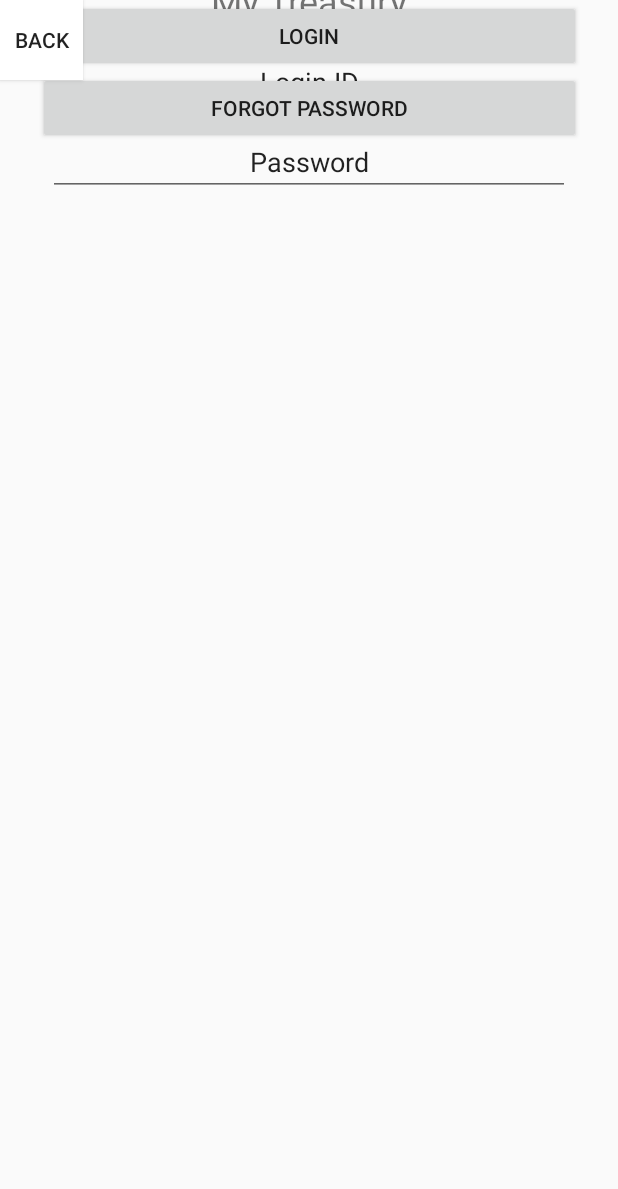
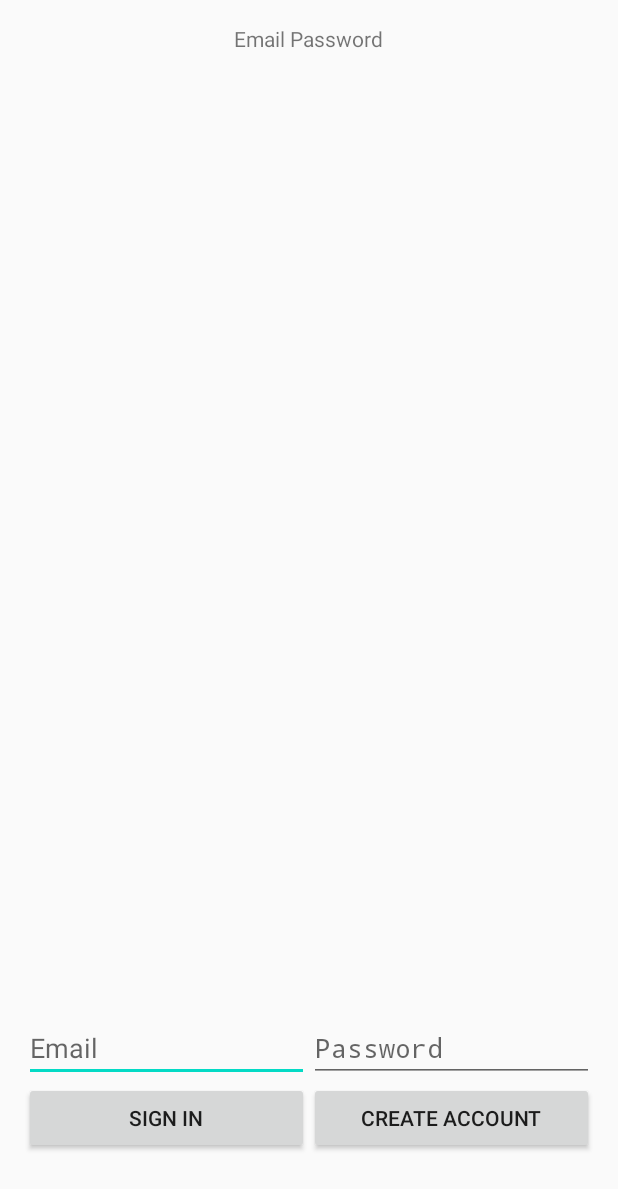
Before and after one commit to tristangh/FIR, an Android app: the Login screen opened directly, with no data from a screen before it, on a phone screen of 412 x 824 dp. Shown: the top 1189 px of the screen. Run offline under Robolectric (Android 15) with nearby library versions, the phone set to English and light mode, and no system bars; our stand-ins replace Firebase (no records; nobody signed in at launch, a user with empty details on screens opened directly).

Commit message:
Added Firebase authentification
Implemented Firebase into the project & Added Login / Register functionnality

```diff
--- a/app/src/main/AndroidManifest.xml
+++ b/app/src/main/AndroidManifest.xml
@@ -1,9 +1,9 @@
 <?xml version="1.0" encoding="utf-8"?>
 <manifest xmlns:android="http://schemas.android.com/apk/res/android"
     package="com.example.MyTreasury">
-    <uses-permission android:name="android.permission.INTERNET"></uses-permission>
-    <uses-permission android:name="android.permission.ACCESS_NETWORK_STATE"></uses-permission>
 
+    <uses-permission android:name="android.permission.INTERNET" />
+    <uses-permission android:name="android.permission.ACCESS_NETWORK_STATE" />
     <uses-permission android:name="android.permission.INTERNET" />
 
     <application
@@ -17,7 +17,7 @@
             android:name=".Invoice"
             android:configChanges="orientation|keyboardHidden|screenSize"
             android:label="@string/title_activity_invoice"
-            android:theme="@style/FullscreenTheme"></activity>
+            android:theme="@style/FullscreenTheme" />
         <activity android:name=".Dashboard">
             <intent-filter>
                 <action android:name="android.intent.action.MAIN" />
--- a/app/src/main/java/com/example/MyTreasury/Login.java
+++ b/app/src/main/java/com/example/MyTreasury/Login.java
@@ -1,16 +1,170 @@
 package com.example.MyTreasury;
 
 import android.app.Activity;
+import android.content.Intent;
 import android.os.Bundle;
+import android.util.Log;
+import android.view.View;
+import android.widget.Button;
+import android.widget.EditText;
+import android.widget.Toast;
+
+import androidx.annotation.NonNull;
+
+import com.google.android.gms.tasks.OnCompleteListener;
+import com.google.android.gms.tasks.Task;
+import com.google.firebase.auth.AuthResult;
+import com.google.firebase.auth.FirebaseAuth;
+import com.google.firebase.auth.FirebaseAuthMultiFactorException;
+import com.google.firebase.auth.FirebaseUser;
+import com.google.firebase.auth.MultiFactorResolver;
+
+
+import static android.content.ContentValues.TAG;
 
 public class Login extends Activity {
+
+
+    private FirebaseAuth mAuth;
+    private Button emailSignInButton, emailCreateAccountButton;
+    private EditText fieldEmail, fieldPassword;
+
 
     @Override
     protected void onCreate(Bundle savedInstanceState) {
         super.onCreate(savedInstanceState);
         setContentView(R.layout.loginview);
 
+        // Initialize Firebase Auth
+        mAuth = FirebaseAuth.getInstance();
+
+
+
+        emailSignInButton = findViewById(R.id.emailSignInButton);
+        emailCreateAccountButton = findViewById(R.id.emailCreateAccountButton);
+
+        fieldEmail = findViewById(R.id.fieldEmail);
+        fieldPassword = findViewById(R.id.fieldPassword);
+
+
+        // Buttons
+        //emailSignInButton.setOnClickListener(this);
+        //emailCreateAccountButton.setOnClickListener((View.OnClickListener) this);
+
+//        mBinding.signOutButton.setOnClickListener(this);
+//        mBinding.verifyEmailButton.setOnClickListener(this);
+//        mBinding.reloadButton.setOnClickListener(this);
+
+    }
+
+    @Override
+    public void onStart() {
+        super.onStart();
+        // Check if user is signed in (non-null) and update UI accordingly.
+        FirebaseUser currentUser = mAuth.getCurrentUser();
+        //updateUI(currentUser);
+    }
+
+    public void onButtonClick(View v) {
+        //Log.d("Dashboard error : ", String.valueOf(v.getId()));
+        if (v.getId() == R.id.emailCreateAccountButton) {
+
+            createAccount(fieldEmail.getText().toString(),fieldPassword.getText().toString());
+            //Intent i = new Intent(Login.this, Login.class);
+            //startActivity(i);
+        }
+
+        if (v.getId() == R.id.emailSignInButton) {
+
+            signIn(fieldEmail.getText().toString(),fieldPassword.getText().toString());
+            //Intent i = new Intent(Login.this, Login.class);
+            //startActivity(i);
+        }
+
     }
 
 
+
+    private void createAccount(String email, String password) {
+        Log.d(TAG, "createAccount:" + email);
+
+        /*
+        if (!validateForm()) {
+            return;
+        }
+        */
+
+
+        //showProgressBar();
+
+        // [START create_user_with_email]
+        mAuth.createUserWithEmailAndPassword(email, password)
+                .addOnCompleteListener(this, new OnCompleteListener<AuthResult>() {
+                    @Override
+                    public void onComplete(@NonNull Task<AuthResult> task) {
+                        if (task.isSuccessful()) {
+                            // Sign in success, update UI with the signed-in user's information
+                            Log.d(TAG, "createUserWithEmail:success");
+                            FirebaseUser user = mAuth.getCurrentUser();
+                            //updateUI(user);
+                        } else {
+                            // If sign in fails, display a message to the user.
+                            Log.w(TAG, "createUserWithEmail:failure", task.getException());
+                            Toast.makeText(Login.this, "Authentication failed.",
+                                    Toast.LENGTH_SHORT).show();
+                            //updateUI(null);
+                        }
+
+                        // [START_EXCLUDE]
+                        //hideProgressBar();
+                        // [END_EXCLUDE]
+                    }
+                });
+        // [END create_user_with_email]
+    }
+
+    private void signIn(String email, String password) {
+        Log.d(TAG, "signIn:" + email);
+        /*if (!validateForm()) {
+            return;
+        }
+
+        showProgressBar();*/
+
+        // [START sign_in_with_email]
+        mAuth.signInWithEmailAndPassword(email, password)
+                .addOnCompleteListener(this, new OnCompleteListener<AuthResult>() {
+                    @Override
+                    public void onComplete(@NonNull Task<AuthResult> task) {
+                        if (task.isSuccessful()) {
+                            // Sign in success, update UI with the signed-in user's information
+                            Log.d(TAG, "signInWithEmail:success");
+                            FirebaseUser user = mAuth.getCurrentUser();
+                            //updateUI(user);
+                        } else {
+                            // If sign in fails, display a message to the user.
+                            Log.w(TAG, "signInWithEmail:failure", task.getException());
+                            Toast.makeText(Login.this, "Authentication failed.",
+                                    Toast.LENGTH_SHORT).show();
+                            //updateUI(null);
+                            // [START_EXCLUDE]
+                            //checkForMultiFactorFailure(task.getException());
+                            // [END_EXCLUDE]
+                        }
+
+                        // [START_EXCLUDE]
+                        if (!task.isSuccessful()) {
+                        //    mBinding.status.setText(R.string.auth_failed);
+                        }
+                        //hideProgressBar();
+                        // [END_EXCLUDE]
+                    }
+                });
+        // [END sign_in_with_email]
+    }
+
+
+
+
+
 }
--- a/app/src/main/res/layout/loginview.xml
+++ b/app/src/main/res/layout/loginview.xml
@@ -1,102 +1,134 @@
-<?xml version="1.0" encoding="utf-8"?>
 <LinearLayout xmlns:android="http://schemas.android.com/apk/res/android"
-    xmlns:app="http://schemas.android.com/apk/res-auto"
     xmlns:tools="http://schemas.android.com/tools"
+    android:id="@+id/main_layout"
     android:layout_width="match_parent"
-    android:layout_height="match_parent">
+    android:layout_height="match_parent"
+    android:orientation="vertical"
+    android:weightSum="4">
 
-    <androidx.constraintlayout.widget.ConstraintLayout
+    <ProgressBar
+        android:id="@+id/progressBar"
+        android:indeterminate="true"
         android:layout_width="match_parent"
-        android:layout_height="match_parent">
+        android:layout_height="wrap_content"
+        android:visibility="invisible"
+        style="?android:attr/progressBarStyleHorizontal"/>
+
+    <LinearLayout
+        android:layout_width="match_parent"
+        android:layout_height="0dp"
+        android:layout_weight="3"
+        android:gravity="center_horizontal"
+        android:orientation="vertical">
 
         <ImageView
-            android:id="@+id/imageView"
+            android:id="@+id/icon"
+
             android:layout_width="wrap_content"
             android:layout_height="wrap_content"
-            app:layout_constraintBottom_toTopOf="@+id/linearLayout"
-            app:layout_constraintEnd_toEndOf="parent"
-            app:layout_constraintStart_toStartOf="parent"
-            app:layout_constraintTop_toTopOf="parent"
-            tools:srcCompat="@tools:sample/avatars" />
+             />
 
         <TextView
-            android:id="@+id/textView2"
+            android:id="@+id/titleText"
             android:layout_width="wrap_content"
             android:layout_height="wrap_content"
-            android:text="My Treasury"
-            android:textSize="24sp"
-            app:layout_constraintBottom_toTopOf="@+id/linearLayout"
-            app:layout_constraintEnd_toEndOf="parent"
-            app:layout_constraintStart_toStartOf="parent"
-            app:layout_constraintTop_toBottomOf="@+id/imageView" />
+            android:text="Email Password"
+          />
+
+
+
+
+    </LinearLayout>
+
+    <RelativeLayout
+        android:layout_width="match_parent"
+        android:layout_height="0dp"
+        android:layout_weight="1"
+        android:gravity="center_vertical">
 
         <LinearLayout
-            android:id="@+id/linearLayout"
-            android:layout_width="348dp"
-            android:layout_height="181dp"
-            android:orientation="vertical"
-            app:layout_constraintEnd_toEndOf="parent"
-            app:layout_constraintStart_toStartOf="parent"
-            tools:layout_editor_absoluteY="252dp">
+            android:id="@+id/emailPasswordFields"
+            android:layout_width="match_parent"
+            android:layout_height="wrap_content"
+            android:orientation="horizontal"
+            android:paddingLeft="16dp"
+            android:paddingRight="16dp">
 
-            <androidx.constraintlayout.widget.ConstraintLayout
-                android:layout_width="match_parent"
-                android:layout_height="138dp">
+            <EditText
+                android:id="@+id/fieldEmail"
+                android:layout_width="0dp"
+                android:layout_height="wrap_content"
+                android:layout_weight="1"
+                android:hint="Email"
+                android:inputType="textEmailAddress" />
 
-                <EditText
-                    android:id="@+id/edtLogin"
-                    android:layout_width="match_parent"
-                    android:layout_height="wrap_content"
-                    android:layout_marginTop="32dp"
-                    android:ems="10"
-                    android:inputType="textPersonName"
-                    android:text="Login ID"
-                    android:textAlignment="center"
-                    app:layout_constraintTop_toTopOf="parent"
-                    tools:layout_editor_absoluteX="0dp" />
-
-                <EditText
-                    android:id="@+id/edtPassword"
-                    android:layout_width="match_parent"
-                    android:layout_height="wrap_content"
-                    android:ems="10"
-                    android:inputType="textPersonName"
-                    android:text="Password"
-                    android:textAlignment="center"
-                    app:layout_constraintBottom_toBottomOf="parent"
-                    app:layout_constraintTop_toBottomOf="@+id/edtLogin" />
-            </androidx.constraintlayout.widget.ConstraintLayout>
-
+            <EditText
+                android:id="@+id/fieldPassword"
+                android:layout_width="0dp"
+                android:layout_height="wrap_content"
+                android:layout_weight="1"
+                android:hint="Password"
+                android:inputType="textPassword" />
         </LinearLayout>
 
         <LinearLayout
-            android:layout_width="362dp"
-            android:layout_height="242dp"
-            android:orientation="vertical"
-            app:layout_constraintEnd_toEndOf="parent"
-            app:layout_constraintStart_toStartOf="parent"
-            tools:layout_editor_absoluteY="489dp">
+            android:id="@+id/emailPasswordButtons"
+            android:layout_width="match_parent"
+            android:layout_height="wrap_content"
+            android:layout_below="@+id/emailPasswordFields"
+            android:orientation="horizontal"
+            android:paddingLeft="16dp"
+            android:paddingRight="16dp">
 
             <Button
-                android:id="@+id/login_button"
-                android:layout_width="match_parent"
+                android:id="@+id/emailSignInButton"
+                android:layout_width="0dp"
                 android:layout_height="wrap_content"
-                android:text="Login" />
+                android:layout_weight="1"
+                android:onClick="onButtonClick"
+                android:text="Sign In" />
 
             <Button
-                android:id="@+id/forgot_button"
-                android:layout_width="match_parent"
+                android:id="@+id/emailCreateAccountButton"
+                android:layout_width="0dp"
                 android:layout_height="wrap_content"
-                android:text="Forgot password" />
+                android:layout_weight="1"
+                android:onClick="onButtonClick"
+                android:text="Create Account" />
         </LinearLayout>
 
-        <Button
-            android:id="@+id/button3"
-            android:layout_width="55dp"
-            android:layout_height="53dp"
-            android:background="#FFFFFF"
-            android:text="Back"
-            tools:layout_editor_absoluteX="14dp"
-            tools:layout_editor_absoluteY="13dp" />
-    </androidx.constraintlayout.widget.ConstraintLayout>
+        <LinearLayout
+            android:id="@+id/signedInButtons"
+            android:layout_width="match_parent"
+            android:layout_height="wrap_content"
+            android:layout_centerInParent="true"
+            android:orientation="horizontal"
+            android:paddingLeft="16dp"
+            android:paddingRight="16dp"
+            android:visibility="gone">
+
+            <Button
+                android:id="@+id/signOutButton"
+                android:layout_width="0dp"
+                android:layout_height="wrap_content"
+                android:layout_weight="1"
+ />
+
+            <Button
+                android:id="@+id/verifyEmailButton"
+
+                android:layout_width="0dp"
+                android:layout_height="wrap_content"
+                android:layout_weight="1"
+ />
+
+            <Button
+                android:id="@+id/reloadButton"
+                style="@style/Widget.AppCompat.Button.Colored"
+                android:layout_width="0dp"
+                android:layout_height="wrap_content"
+                android:layout_weight="1"
+ />
+        </LinearLayout>
+    </RelativeLayout>
 </LinearLayout>
--- a/app/src/main/res/values/strings.xml
+++ b/app/src/main/res/values/strings.xml
@@ -4,4 +4,22 @@
     <string name="dummy_button">Dummy Button</string>
     <string name="dummy_content">DUMMY\nCONTENT</string>
     <string name="title_activity_invoice">FullscreenActivity</string>
+
+
+    <string name="hello_world">Hello world!</string>
+    <string name="interstitial_button_text">Show Interstitial Ad</string>
+    <string name="second_activity_title">SecondActivity</string>
+    <string name="second_activity_content">This is the second activity.</string>
+
+    <!--
+        TODO: Replace this with your own Admob App ID! This value is only a sample.
+    -->
+    <string name="admob_app_id">ca-app-pub-3940256099942544~3347511713</string>
+
+    <string name="banner_ad_unit_id">ca-app-pub-3940256099942544/6300978111</string>
+    <string name="interstitial_ad_unit_id">ca-app-pub-3940256099942544/1033173712</string>
+
+
+
+
 </resources>
--- a/build.gradle
+++ b/build.gradle
@@ -6,6 +6,7 @@ buildscript {
     }
     dependencies {
         classpath "com.android.tools.build:gradle:4.0.2"
+        classpath 'com.google.gms:google-services:4.2.0'
 
         // NOTE: Do not place your application dependencies here; they belong
         // in the individual module build.gradle files
```
Also changed, not shown: app/build.gradle (+11 -0 lines), 1 other file.
